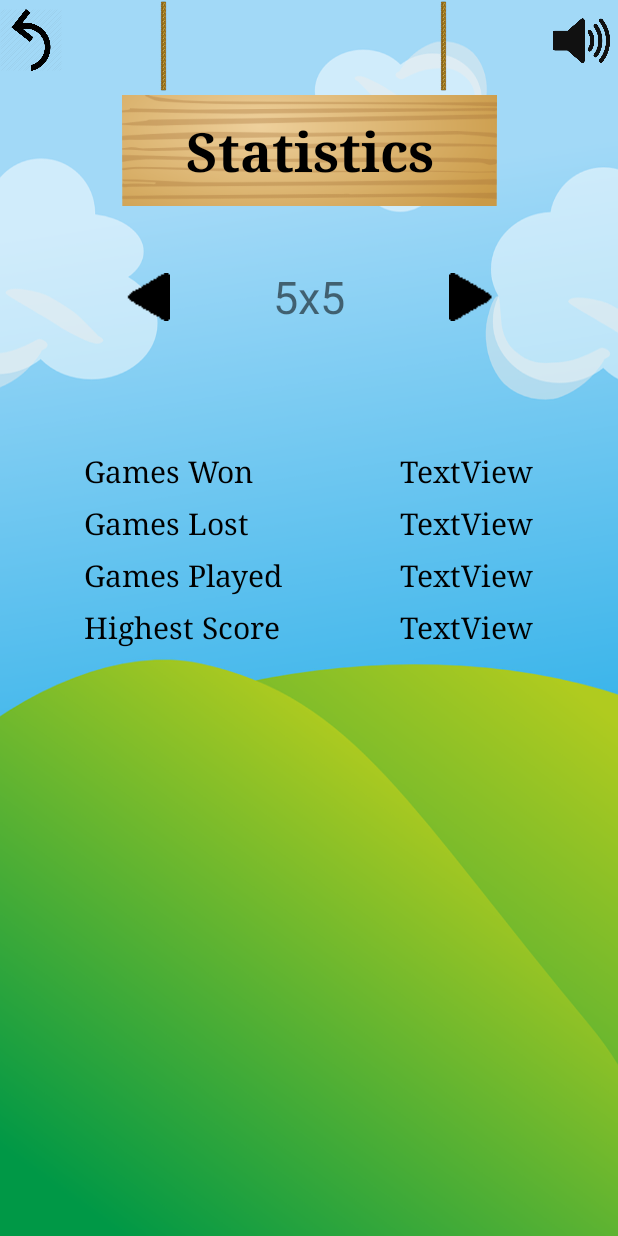
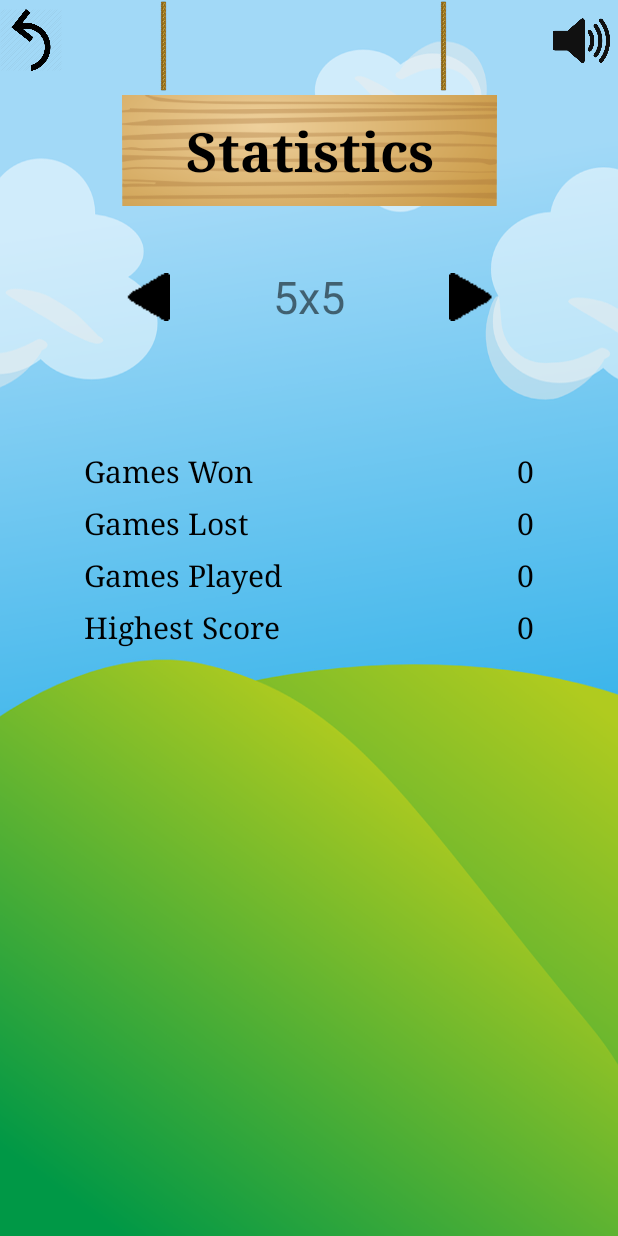
Before and after one commit to MattBarney/PigsInAPen, an Android app: the ActivityStatistics screen opened directly, with no data from a screen before it, on a phone screen of 412 x 824 dp. Run offline under Robolectric (Android 15) with nearby library versions, the phone set to English and light mode, and no system bars.

Commit message:
statistics and activityStatistics connection has made.

```diff
--- a/app/src/main/java/com/example/pigsinapen/ActivityStatistics.java
+++ b/app/src/main/java/com/example/pigsinapen/ActivityStatistics.java
@@ -21,7 +21,7 @@ public class ActivityStatistics extends AppCompatActivity {
   // Collection of grid sizes the player can choose from
   private final String[] gridSizes = {"4x4", "5x4", "5x5", "6x5", "6x6"};
 
-  private Statistics stats;
+  private Statistics statistics;
 
   /**
    * When program starts.
@@ -35,9 +35,12 @@ public class ActivityStatistics extends AppCompatActivity {
     super.onCreate(savedInstanceState);
     setContentView(R.layout.activity_statistics);
 
-    this.stats = new Statistics(this);
+    this.statistics = new Statistics(this);
     TextView gridSize = findViewById(R.id.gridSizeText);
     gridSize.setText(gridSizes[2]);
+
+    updateStatistics(gridSizes[2]);
+
   }
 
   /**
@@ -68,6 +71,8 @@ public class ActivityStatistics extends AppCompatActivity {
 
     if (buttonPressed == increaseSize) {
       gridSize.setText(gridSizes[currentSizeIndex + 1]);
+      updateStatistics(gridSizes[currentSizeIndex + 1]);
+
 
       // The decrease button becomes invisible if it would cause an exception
       // if it were pressed another time, increasing the index gets rid of that risk,
@@ -81,6 +86,7 @@ public class ActivityStatistics extends AppCompatActivity {
 
     } else { // buttonPressed == decreaseSize
       gridSize.setText(gridSizes[currentSizeIndex - 1]);
+      updateStatistics(gridSizes[currentSizeIndex - 1]);
 
       // Same idea as above.
       increaseSize.setVisibility(View.VISIBLE);
@@ -106,7 +112,59 @@ public class ActivityStatistics extends AppCompatActivity {
         sizeIndex = i;
       }
     }
-
     return sizeIndex;
   } // getCurrentSizeIndex()
+
+
+  /**
+   * Updates statistics on the screen based on their chosen grid size
+   *
+   * @param gridIndex String value
+   */
+  private void updateStatistics(String gridIndex){
+    setGamesWon(gridIndex);
+    setGamesLost(gridIndex);
+    setGamesPlayed(gridIndex);
+    setHighestScore(gridIndex);
+  }
+
+  /**
+   * Gets Games Won on a specific grid size
+   *
+   * @param gridIndex String value
+   */
+  private void setGamesWon(String gridIndex){
+    TextView gamesWon = findViewById(R.id.gamesWon);
+    gamesWon.setText(statistics.getGamesWon(gridIndex).toString());
+  }
+  /**
+   * Gets Games Lost on on a specific grid size
+   *
+   * @param gridIndex String value
+   */
+  private void setGamesLost(String gridIndex){
+    TextView gamesWon = findViewById(R.id.gamesLost);
+    gamesWon.setText(statistics.getGamesWon(gridIndex).toString());
+  }
+  /**
+   * Gets Games Played on a specific grid size
+   *
+   * @param gridIndex String value
+   */
+  private void setGamesPlayed(String gridIndex){
+    TextView gamesWon = findViewById(R.id.gamesPlayed);
+    gamesWon.setText(statistics.getGamesWon(gridIndex).toString());
+  }
+  /**
+   * Gets Highest Score on a specific grid size
+   *
+   * @param gridIndex String value
+   */
+  private void setHighestScore(String gridIndex){
+    TextView gamesWon = findViewById(R.id.highestScore);
+    gamesWon.setText(statistics.getGamesWon(gridIndex).toString());
+  }
+
+
+
 }
--- a/app/src/main/res/layout/activity_statistics.xml
+++ b/app/src/main/res/layout/activity_statistics.xml
@@ -202,12 +202,12 @@
             android:textColor="#000000"
             android:textSize="20sp"
             app:fontFamily="serif"
-            app:layout_constraintBottom_toTopOf="@+id/GamesPlayed"
+            app:layout_constraintBottom_toTopOf="@+id/gamesPlayed"
             app:layout_constraintEnd_toEndOf="parent"
             app:layout_constraintTop_toBottomOf="@+id/gamesWon" />
 
         <TextView
-            android:id="@+id/GamesPlayed"
+            android:id="@+id/gamesPlayed"
             android:layout_width="wrap_content"
             android:layout_height="wrap_content"
             android:layout_marginTop="8dp"
```
